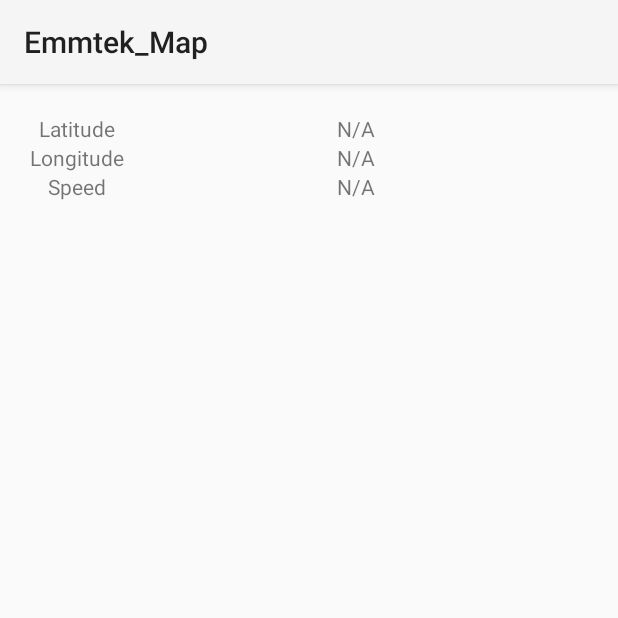
After one commit to KevinBeach/Emmtek_Map, an Android app: the fragment LocationDataDialog shown on its own in the app's theme, on a phone screen of 412 x 824 dp, the top half of it. The commit adds this screen. Run offline under Robolectric (Android 15) with nearby library versions, the phone set to English and light mode, and no system bars; 1 statement that could not run was skipped.

Commit message:
Added : Broadcast receiver Message decoder Setup for LatLng initial map reference in setUpMap
Bugs :
Resolve LatLng figures to point to correct location

```diff
--- /dev/null
+++ b/app/src/main/java/com/keseni/emmtek_map/LocationDataDialog.java
@@ -0,0 +1,42 @@
+package com.keseni.emmtek_map;
+
+import android.app.DialogFragment;
+import android.content.Context;
+import android.content.SharedPreferences;
+import android.os.Bundle;
+import android.support.annotation.Nullable;
+import android.view.LayoutInflater;
+import android.view.View;
+import android.view.ViewGroup;
+import android.widget.TextView;
+
+/**
+ * Created by Kevin Beach on 06/11/2014.
+ */
+public class LocationDataDialog extends DialogFragment{
+    TextView tLat;
+    TextView tLon;
+    TextView tSpeed;
+    @Nullable
+    @Override
+    public View onCreateView(LayoutInflater inflater, ViewGroup container, Bundle savedInstanceState) {
+        View view = inflater.inflate(R.layout.location_data_dialog,null);
+        getDialog().setTitle("Location Data");
+        tLat = (TextView) view.findViewById(R.id.dialog_lat);
+        tLon = (TextView) view.findViewById(R.id.dialog_lon);
+        tSpeed = (TextView) view.findViewById(R.id.dialog_speed);
+
+        // open up the preferences file
+        final SharedPreferences sharedPreferences = getActivity().getSharedPreferences("LocateData", Context.MODE_PRIVATE);
+        // Get Latitude, Longitude and speed
+        String mLat = sharedPreferences.getString("lat","N/A");
+        String mLon = sharedPreferences.getString("lon","N/A");
+        String mSpeed = sharedPreferences.getString("speed","N/A");
+        // Set these parameters
+        tLat.setText(mLat);
+        tLon.setText(mLon);
+        tSpeed.setText(mSpeed);
+
+        return view;
+    }
+}
--- /dev/null
+++ b/app/src/main/res/layout/location_data_dialog.xml
@@ -0,0 +1,50 @@
+<?xml version="1.0" encoding="utf-8"?>
+<TableLayout xmlns:android="http://schemas.android.com/apk/res/android"
+    android:layout_width="match_parent" android:layout_height="match_parent"
+    android:padding="20dp"
+    style="@style/DialogFont"
+    android:stretchColumns="2">
+
+    <TableRow
+        style="@style/DialogFont"
+        android:layout_width="fill_parent"
+        android:layout_height="fill_parent">
+
+        <TextView
+            android:layout_gravity="center"
+            android:layout_column="1"
+            android:text="Latitude"/>
+        <TextView
+            android:id="@+id/dialog_lat"
+            android:layout_gravity="center"
+            />
+    </TableRow>
+    <TableRow
+        style="@style/DialogFont"
+        android:layout_width="fill_parent"
+        android:layout_height="fill_parent">
+
+        <TextView
+            android:layout_gravity="center"
+            android:layout_column="1"
+            android:text="Longitude"/>
+        <TextView
+            android:layout_gravity="center"
+            android:id="@+id/dialog_lon"
+            />
+    </TableRow>
+    <TableRow
+        style="@style/DialogFont"
+        android:layout_width="fill_parent"
+        android:layout_height="fill_parent">
+
+        <TextView
+            android:layout_gravity="center"
+            android:layout_column="1"
+            android:text="Speed"/>
+        <TextView
+            android:layout_gravity="center"
+            android:id="@+id/dialog_speed"
+            />
+    </TableRow>
+</TableLayout>
--- a/app/src/main/res/menu/menu_map.xml
+++ b/app/src/main/res/menu/menu_map.xml
@@ -4,6 +4,10 @@
         android:title="SMS Phone Number"
         android:orderInCategory="100"
         android:showAsAction="never"/>
+    <item android:id="@+id/action_locationdata"
+        android:title="Location Data"
+        android:orderInCategory="100"
+        android:showAsAction="never"/>
     <item android:id="@+id/action_settings" android:title="@string/action_settings"
         android:orderInCategory="100" android:showAsAction="never" />
 </menu>
--- a/app/src/main/res/values/styles.xml
+++ b/app/src/main/res/values/styles.xml
@@ -4,5 +4,7 @@
     <style name="AppTheme" parent="android:Theme.Holo.Light.DarkActionBar">
         <!-- Customize your theme here. -->
     </style>
-
+    <style name="DialogFont">
+        <item name="android:textSize">20sp</item>
+    </style>
 </resources>
```
Also changed, not shown: app/src/main/AndroidManifest.xml (+9 -0 lines), app/src/main/java/com/keseni/emmtek_map/Bottom_Fragment_Button.java (+36 -1 lines), app/src/main/java/com/keseni/emmtek_map/MapActivity.java (+20 -1 lines), app/src/main/java/com/keseni/emmtek_map/SmsReceiver.java (added, +113 -0 lines), app/src/main/java/com/keseni/emmtek_map/SmsSend.java (added, +51 -0 lines), app/src/main/res/values/strings.xml (+8 -0 lines), app/src/main/ic_launcher-web.png (added), app/src/main/res/drawable-hdpi/ic_launcher.png, app/src/main/res/drawable-mdpi/ic_launcher.png, app/src/main/res/drawable-xhdpi/ic_launcher.png, app/src/main/res/drawable-xxhdpi/ic_launcher.png.
